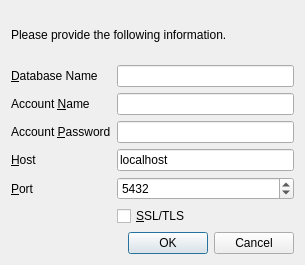
First picture: the form in UI/postgresqlconnect.ui, repository xloem/spot-on-svn, before the edit.
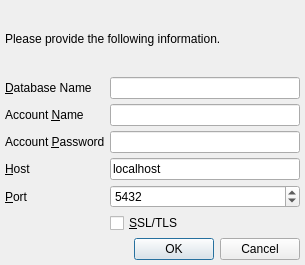
Second picture: the form after the edit. Icons and pictures are not drawn.

What changed in the file:
```diff
--- a/UI/postgresqlconnect.ui
+++ b/UI/postgresqlconnect.ui
@@ -15,6 +15,12 @@
     <normaloff>:/Logo/spoton-button-32.png</normaloff>:/Logo/spoton-button-32.png</iconset>
   </property>
   <layout class="QVBoxLayout" name="verticalLayout">
+   <property name="spacing">
+    <number>5</number>
+   </property>
+   <property name="margin">
+    <number>5</number>
+   </property>
    <item>
     <widget class="QLabel" name="message">
      <property name="text">
@@ -24,8 +30,14 @@
    </item>
    <item>
     <layout class="QGridLayout" name="gridLayout">
+     <property name="spacing">
+      <number>5</number>
+     </property>
      <item row="5" column="1">
       <layout class="QHBoxLayout" name="horizontalLayout">
+       <property name="spacing">
+        <number>5</number>
+       </property>
        <item>
         <widget class="QCheckBox" name="ssltls">
          <property name="text">
```
